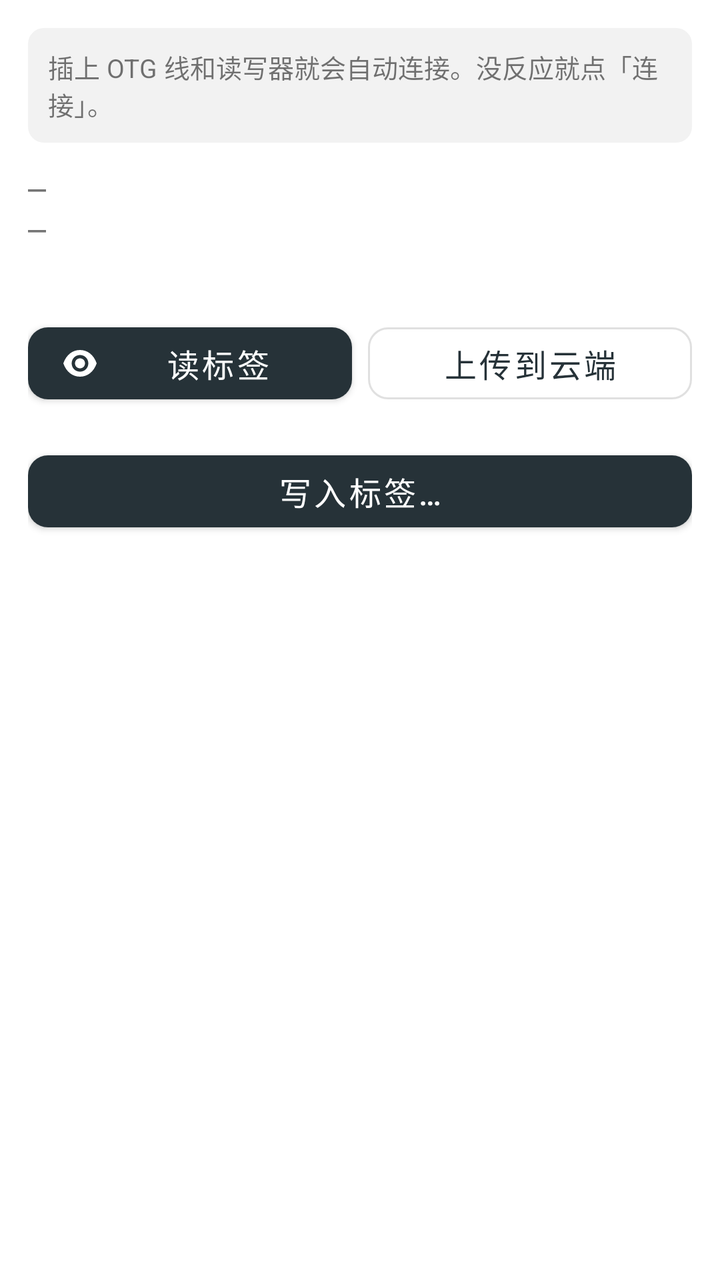
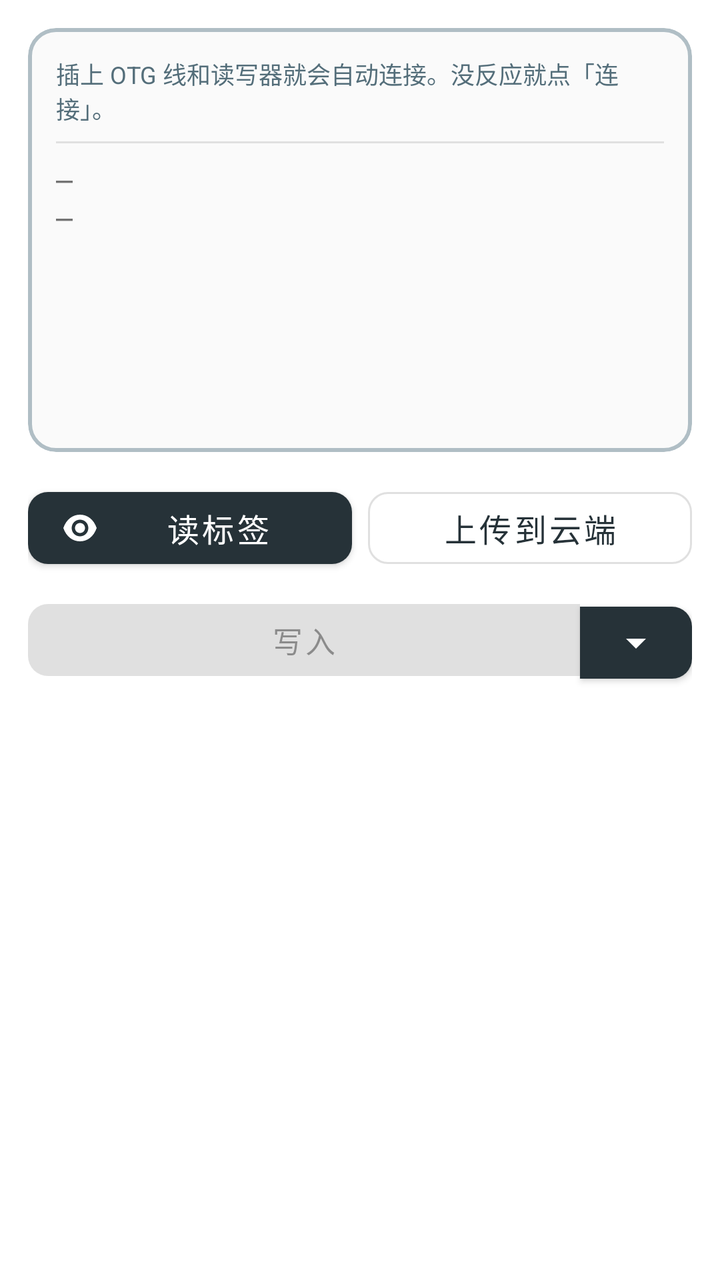

An Android layout rendered at two revisions. The XML below is the earlier revision; the diff shows what the commit changed to produce the second picture.
<!-- AndroidManifest.xml: application theme Theme.UhfRfid -->
<!-- res/layout/fragment_home.xml -->
<?xml version="1.0" encoding="utf-8"?>
<androidx.core.widget.NestedScrollView xmlns:android="http://schemas.android.com/apk/res/android"
    xmlns:app="http://schemas.android.com/apk/res-auto"
    android:layout_width="match_parent"
    android:layout_height="match_parent"
    android:fillViewport="true">

    <LinearLayout
        android:layout_width="match_parent"
        android:layout_height="wrap_content"
        android:orientation="vertical"
        android:padding="14dp">

        <com.google.android.material.textview.MaterialTextView
            android:id="@+id/statusText"
            android:layout_width="match_parent"
            android:layout_height="wrap_content"
            android:background="@drawable/bg_status"
            android:padding="10dp"
            android:text="@string/no_device_hint"
            android:textSize="13sp" />

        
        <com.google.android.material.card.MaterialCardView
            android:id="@+id/hitCard"
            android:layout_width="match_parent"
            android:layout_height="wrap_content"
            android:layout_marginTop="10dp"
            android:visibility="gone"
            app:cardBackgroundColor="#E3F2FD"
            app:cardCornerRadius="12dp"
            app:cardElevation="0dp"
            app:strokeColor="#1E88E5"
            app:strokeWidth="2dp">

            <LinearLayout
                android:layout_width="match_parent"
                android:layout_height="wrap_content"
                android:orientation="vertical"
                android:padding="14dp">

                <com.google.android.material.textview.MaterialTextView
                    android:id="@+id/hitLabel"
                    android:layout_width="wrap_content"
                    android:layout_height="wrap_content"
                    android:letterSpacing="0.08"
                    android:text="@string/hit_label"
                    android:textColor="#1565C0"
                    android:textSize="12sp"
                    android:textStyle="bold" />

                <com.google.android.material.textview.MaterialTextView
                    android:id="@+id/hitName"
                    android:layout_width="match_parent"
                    android:layout_height="wrap_content"
                    android:textColor="#0D47A1"
                    android:textSize="24sp"
                    android:textStyle="bold" />

                <com.google.android.material.textview.MaterialTextView
                    android:id="@+id/hitSub"
                    android:layout_width="match_parent"
                    android:layout_height="wrap_content"
                    android:layout_marginTop="2dp"
                    android:fontFamily="monospace"
                    android:textColor="#1565C0"
                    android:textSize="13sp" />
            </LinearLayout>
        </com.google.android.material.card.MaterialCardView>

        
        <com.google.android.material.textview.MaterialTextView
            android:id="@+id/epcText"
            android:layout_width="match_parent"
            android:layout_height="wrap_content"
            android:layout_marginTop="12dp"
            android:fontFamily="monospace"
            android:text="—"
            android:textIsSelectable="true"
            android:textSize="15sp" />

        <com.google.android.material.textview.MaterialTextView
            android:id="@+id/tidText"
            android:layout_width="match_parent"
            android:layout_height="wrap_content"
            android:fontFamily="monospace"
            android:text="—"
            android:textIsSelectable="true"
            android:textSize="15sp" />

        <com.google.android.material.textview.MaterialTextView
            android:id="@+id/checkText"
            android:layout_width="match_parent"
            android:layout_height="wrap_content"
            android:textSize="13sp"
            android:textStyle="bold" />

        
        <LinearLayout
            android:layout_width="match_parent"
            android:layout_height="wrap_content"
            android:layout_marginTop="16dp"
            android:orientation="horizontal">

            <com.google.android.material.button.MaterialButton
                android:id="@+id/readBtn"
                android:layout_width="0dp"
                android:layout_height="wrap_content"
                android:layout_weight="1"
                android:text="@string/read_short"
                android:textSize="16sp"
                app:cornerRadius="10dp"
                app:icon="@drawable/ic_read" />

            <com.google.android.material.button.MaterialButton
                android:id="@+id/uploadBtn"
                style="@style/Widget.MaterialComponents.Button.OutlinedButton"
                android:layout_width="0dp"
                android:layout_height="wrap_content"
                android:layout_marginStart="8dp"
                android:layout_weight="1"
                android:text="@string/cloud_upload"
                android:textSize="16sp"
                app:cornerRadius="10dp" />
        </LinearLayout>

        
        
        <com.google.android.material.button.MaterialButton
            android:id="@+id/pickWriteBtn"
            android:layout_width="match_parent"
            android:layout_height="wrap_content"
            android:layout_marginTop="16dp"
            android:text="@string/write_pick"
            android:textSize="16sp"
            app:cornerRadius="10dp" />

        <com.google.android.material.textview.MaterialTextView
            android:id="@+id/writeTargetText"
            android:layout_width="match_parent"
            android:layout_height="wrap_content"
            android:layout_marginTop="8dp"
            android:fontFamily="monospace"
            android:textSize="13sp" />

    </LinearLayout>
</androidx.core.widget.NestedScrollView>
<!-- resources referenced by this layout -->
<resources>
  <!-- drawable bg_status (drawable) -->
  <?xml version="1.0" encoding="utf-8"?>
  <shape xmlns:android="http://schemas.android.com/apk/res/android" android:shape="rectangle">
      <solid android:color="#F2F2F2" />
      <corners android:radius="8dp" />
  </shape>
  <!-- drawable ic_read (drawable) -->
  <?xml version="1.0" encoding="utf-8"?>
  <vector xmlns:android="http://schemas.android.com/apk/res/android"
      android:width="20dp" android:height="20dp"
      android:viewportWidth="24" android:viewportHeight="24">
      <path android:fillColor="#FFFFFF"
          android:pathData="M12,4C7.6,4 3.8,6.8 2,12c1.8,5.2 5.6,8 10,8s8.2,-2.8 10,-8C20.2,6.8 16.4,4 12,4zM12,17c-2.8,0 -5,-2.2 -5,-5s2.2,-5 5,-5s5,2.2 5,5S14.8,17 12,17zM12,9c-1.7,0 -3,1.3 -3,3s1.3,3 3,3s3,-1.3 3,-3S13.7,9 12,9z" />
  </vector>
  <string name="cloud_upload">上传到云端</string>
  <string name="hit_label">已在云端 · 不重复上传</string>
  <string name="no_device_hint">插上 OTG 线和读写器就会自动连接。没反应就点「连接」。</string>
  <string name="read_short">读标签</string>
  <string name="write_pick">写入标签…</string>
  <style name="Theme.UhfRfid" parent="Theme.MaterialComponents.DayNight.NoActionBar">
          <item name="colorPrimary">#263238</item>
          <item name="colorPrimaryDark">#1B2429</item>
          <item name="colorAccent">#26A69A</item>
      </style>
</resources>

<!-- the commit's change to res/layout/fragment_home.xml (unified diff, before → after) -->
@@ -11,95 +11,102 @@
         android:orientation="vertical"
         android:padding="14dp">
 
-        <com.google.android.material.textview.MaterialTextView
-            android:id="@+id/statusText"
-            android:layout_width="match_parent"
-            android:layout_height="wrap_content"
-            android:background="@drawable/bg_status"
-            android:padding="10dp"
-            android:text="@string/no_device_hint"
-            android:textSize="13sp" />
-
         
         <com.google.android.material.card.MaterialCardView
-            android:id="@+id/hitCard"
+            android:id="@+id/panel"
             android:layout_width="match_parent"
-            android:layout_height="wrap_content"
-            android:layout_marginTop="10dp"
-            android:visibility="gone"
-            app:cardBackgroundColor="#E3F2FD"
-            app:cardCornerRadius="12dp"
+            android:layout_height="212dp"
+            app:cardBackgroundColor="#FAFAFA"
+            app:cardCornerRadius="14dp"
             app:cardElevation="0dp"
-            app:strokeColor="#1E88E5"
+            app:strokeColor="#B0BEC5"
             app:strokeWidth="2dp">
 
             <LinearLayout
                 android:layout_width="match_parent"
-                android:layout_height="wrap_content"
+                android:layout_height="match_parent"
                 android:orientation="vertical"
                 android:padding="14dp">
 
                 <com.google.android.material.textview.MaterialTextView
-                    android:id="@+id/hitLabel"
-                    android:layout_width="wrap_content"
+                    android:id="@+id/statusText"
+                    android:layout_width="match_parent"
                     android:layout_height="wrap_content"
-                    android:letterSpacing="0.08"
-                    android:text="@string/hit_label"
-                    android:textColor="#1565C0"
-                    android:textSize="12sp"
-                    android:textStyle="bold" />
+                    android:ellipsize="end"
+                    android:maxLines="2"
+                    android:text="@string/no_device_hint"
+                    android:textColor="#546E7A"
+                    android:textSize="12sp" />
 
                 <com.google.android.material.textview.MaterialTextView
                     android:id="@+id/hitName"
                     android:layout_width="match_parent"
                     android:layout_height="wrap_content"
+                    android:layout_marginTop="4dp"
+                    android:ellipsize="end"
+                    android:maxLines="1"
                     android:textColor="#0D47A1"
-                    android:textSize="24sp"
-                    android:textStyle="bold" />
+                    android:textSize="22sp"
+                    android:textStyle="bold"
+                    android:visibility="gone" />
 
                 <com.google.android.material.textview.MaterialTextView
                     android:id="@+id/hitSub"
                     android:layout_width="match_parent"
                     android:layout_height="wrap_content"
-                    android:layout_marginTop="2dp"
+                    android:ellipsize="end"
+                    android:maxLines="1"
                     android:fontFamily="monospace"
                     android:textColor="#1565C0"
-                    android:textSize="13sp" />
+                    android:textSize="12sp"
+                    android:visibility="gone" />
+
+                <View
+                    android:layout_width="match_parent"
+                    android:layout_height="1dp"
+                    android:layout_marginTop="8dp"
+                    android:layout_marginBottom="8dp"
+                    android:background="#E0E0E0" />
+
+                <com.google.android.material.textview.MaterialTextView
+                    android:id="@+id/epcText"
+                    android:layout_width="match_parent"
+                    android:layout_height="wrap_content"
+                    android:ellipsize="middle"
+                    android:fontFamily="monospace"
+                    android:maxLines="1"
+                    android:text="—"
+                    android:textIsSelectable="true"
+                    android:textSize="14sp" />
+
+                <com.google.android.material.textview.MaterialTextView
+                    android:id="@+id/tidText"
+                    android:layout_width="match_parent"
+                    android:layout_height="wrap_content"
+                    android:ellipsize="middle"
+                    android:fontFamily="monospace"
+                    android:maxLines="1"
+                    android:text="—"
+                    android:textIsSelectable="true"
+                    android:textSize="14sp" />
+
+                <com.google.android.material.textview.MaterialTextView
+                    android:id="@+id/checkText"
+                    android:layout_width="match_parent"
+                    android:layout_height="wrap_content"
+                    android:layout_marginTop="2dp"
+                    android:ellipsize="end"
+                    android:maxLines="1"
+                    android:textSize="12sp"
+                    android:textStyle="bold" />
             </LinearLayout>
         </com.google.android.material.card.MaterialCardView>
-
-        
-        <com.google.android.material.textview.MaterialTextView
-            android:id="@+id/epcText"
-            android:layout_width="match_parent"
-            android:layout_height="wrap_content"
-            android:layout_marginTop="12dp"
-            android:fontFamily="monospace"
-            android:text="—"
-            android:textIsSelectable="true"
-            android:textSize="15sp" />
-
-        <com.google.android.material.textview.MaterialTextView
-            android:id="@+id/tidText"
-            android:layout_width="match_parent"
-            android:layout_height="wrap_content"
-            android:fontFamily="monospace"
-            android:text="—"
-            android:textIsSelectable="true"
-            android:textSize="15sp" />
-
-        <com.google.android.material.textview.MaterialTextView
-            android:id="@+id/checkText"
-            android:layout_width="match_parent"
-            android:layout_height="wrap_content"
-            android:textSize="13sp"
-            android:textStyle="bold" />
 
         
         <LinearLayout
             android:layout_width="match_parent"
             android:layout_height="wrap_content"
-            android:layout_marginTop="16dp"
+            android:layout_marginTop="14dp"
             android:orientation="horizontal">
 
             <com.google.android.material.button.MaterialButton
@@ -125,23 +132,37 @@
         </LinearLayout>
 
         
-        
-        <com.google.android.material.button.MaterialButton
-            android:id="@+id/pickWriteBtn"
-            android:layout_width="match_parent"
-            android:layout_height="wrap_content"
-            android:layout_marginTop="16dp"
-            android:text="@string/write_pick"
-            android:textSize="16sp"
-            app:cornerRadius="10dp" />
-
-        <com.google.android.material.textview.MaterialTextView
-            android:id="@+id/writeTargetText"
+        <LinearLayout
             android:layout_width="match_parent"
             android:layout_height="wrap_content"
             android:layout_marginTop="8dp"
-            android:fontFamily="monospace"
-            android:textSize="13sp" />
+            android:orientation="horizontal">
+
+            <com.google.android.material.button.MaterialButton
+                android:id="@+id/writeBtn"
+                android:layout_width="0dp"
+                android:layout_height="wrap_content"
+                android:layout_weight="1"
+                android:ellipsize="end"
+                android:enabled="false"
+                android:maxLines="1"
+                android:text="@string/write_now"
+                android:textSize="15sp"
+                app:shapeAppearanceOverlay="@style/Shape.LeftHalf" />
+
+            <com.google.android.material.button.MaterialButton
+                android:id="@+id/pickWriteBtn"
+                android:layout_width="wrap_content"
+                android:layout_height="wrap_content"
+                android:minWidth="56dp"
+                android:paddingStart="10dp"
+                android:paddingEnd="10dp"
+                android:text=""
+                app:icon="@drawable/ic_drop_down"
+                app:iconGravity="textStart"
+                app:iconPadding="0dp"
+                app:shapeAppearanceOverlay="@style/Shape.RightHalf" />
+        </LinearLayout>
 
     </LinearLayout>
 </androidx.core.widget.NestedScrollView>
<!-- resource entries referenced after the edit -->
@@ -1,11 +1,12 @@
 <!-- resources referenced by this layout -->
 <resources>
-  <!-- drawable bg_status (drawable) -->
+  <!-- drawable ic_drop_down (drawable) -->
   <?xml version="1.0" encoding="utf-8"?>
-  <shape xmlns:android="http://schemas.android.com/apk/res/android" android:shape="rectangle">
-      <solid android:color="#F2F2F2" />
-      <corners android:radius="8dp" />
-  </shape>
+  <vector xmlns:android="http://schemas.android.com/apk/res/android"
+      android:width="24dp" android:height="24dp"
+      android:viewportWidth="24" android:viewportHeight="24">
+      <path android:fillColor="#FFFFFF" android:pathData="M7,10l5,5 5,-5z" />
+  </vector>
   <!-- drawable ic_read (drawable) -->
   <?xml version="1.0" encoding="utf-8"?>
   <vector xmlns:android="http://schemas.android.com/apk/res/android"
@@ -15,10 +16,23 @@
           android:pathData="M12,4C7.6,4 3.8,6.8 2,12c1.8,5.2 5.6,8 10,8s8.2,-2.8 10,-8C20.2,6.8 16.4,4 12,4zM12,17c-2.8,0 -5,-2.2 -5,-5s2.2,-5 5,-5s5,2.2 5,5S14.8,17 12,17zM12,9c-1.7,0 -3,1.3 -3,3s1.3,3 3,3s3,-1.3 3,-3S13.7,9 12,9z" />
   </vector>
   <string name="cloud_upload">上传到云端</string>
-  <string name="hit_label">已在云端 · 不重复上传</string>
   <string name="no_device_hint">插上 OTG 线和读写器就会自动连接。没反应就点「连接」。</string>
   <string name="read_short">读标签</string>
-  <string name="write_pick">写入标签…</string>
+  <string name="write_now">写入</string>
+  <style name="Shape.LeftHalf" parent="">
+          <item name="cornerFamily">rounded</item>
+          <item name="cornerSizeTopLeft">10dp</item>
+          <item name="cornerSizeBottomLeft">10dp</item>
+          <item name="cornerSizeTopRight">0dp</item>
+          <item name="cornerSizeBottomRight">0dp</item>
+      </style>
+  <style name="Shape.RightHalf" parent="">
+          <item name="cornerFamily">rounded</item>
+          <item name="cornerSizeTopLeft">0dp</item>
+          <item name="cornerSizeBottomLeft">0dp</item>
+          <item name="cornerSizeTopRight">10dp</item>
+          <item name="cornerSizeBottomRight">10dp</item>
+      </style>
   <style name="Theme.UhfRfid" parent="Theme.MaterialComponents.DayNight.NoActionBar">
           <item name="colorPrimary">#263238</item>
           <item name="colorPrimaryDark">#1B2429</item>
